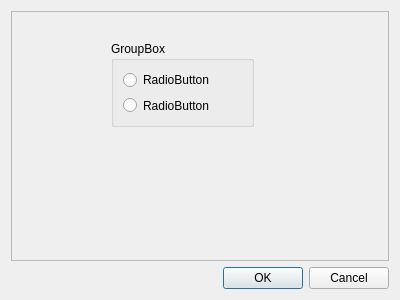
Before: the Qt Designer form app/gui/video_providers_dialog.ui in Werkov/dove-eye, drawn with Qt 5.
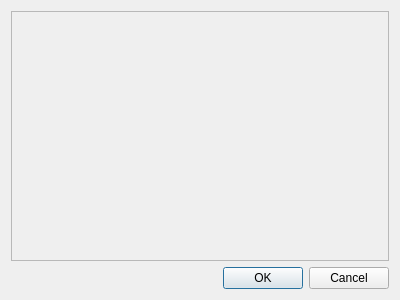
After: the same form once the commit is applied.

Commit message: Video providers GUI, refactored OpenCV frame iterator

Patch:
```diff
--- a/app/gui/video_providers_dialog.ui
+++ b/app/gui/video_providers_dialog.ui
@@ -22,35 +22,6 @@
      <property name="frameShadow">
       <enum>QFrame::Raised</enum>
      </property>
-     <widget class="QGroupBox" name="groupBox">
-      <property name="geometry">
-       <rect>
-        <x>100</x>
-        <y>30</y>
-        <width>143</width>
-        <height>86</height>
-       </rect>
-      </property>
-      <property name="title">
-       <string>GroupBox</string>
-      </property>
-      <layout class="QVBoxLayout" name="verticalLayout_2">
-       <item>
-        <widget class="QRadioButton" name="radioButton">
-         <property name="text">
-          <string>RadioButton</string>
-         </property>
-        </widget>
-       </item>
-       <item>
-        <widget class="QRadioButton" name="radioButton_2">
-         <property name="text">
-          <string>RadioButton</string>
-         </property>
-        </widget>
-       </item>
-      </layout>
-     </widget>
     </widget>
    </item>
    <item>
```
The commit also changes 21 other files.
